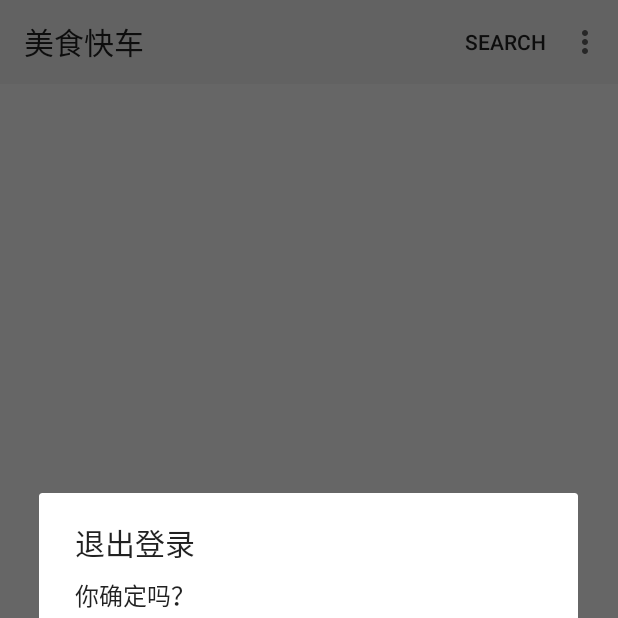
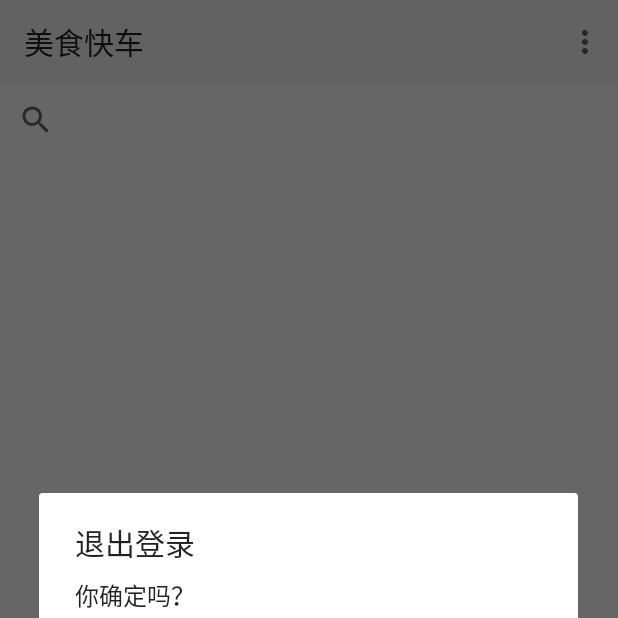
Before and after one commit to yuanqingfei/meishiAndroid, an Android app: the screen it shows after launch (MeishiActivity), in the options menu, after a tap on "登出", on a phone screen of 412 x 824 dp, the top half of it. Run offline under Robolectric (Android 15) with nearby library versions, the phone set to English and light mode, and no system bars; libraries missing offline, so code that uses them is left out: com.baidu.location, com.baidu.mapapi; 19 statements that could not run were skipped.

Commit message:
add search view and meishi-model dependency

```diff
--- a/app/src/main/java/com/meishi/MeishiActivity.java
+++ b/app/src/main/java/com/meishi/MeishiActivity.java
@@ -1,8 +1,6 @@
 package com.meishi;
 
-import android.app.SearchManager;
 import android.content.ComponentName;
-import android.content.Context;
 import android.content.Intent;
 import android.os.Bundle;
 import android.support.design.widget.TabLayout;
@@ -43,17 +41,16 @@ public class MeishiActivity extends AppCompatActivity implements LogoutFragment.
         Toolbar toolbar = (Toolbar) findViewById(R.id.toolbar);
         setSupportActionBar(toolbar);
 
+        // Add search view
+//        SearchManager searchManager = (SearchManager) getSystemService(Context.SEARCH_SERVICE);
+//        SearchView searchView = (SearchView) menu.findItem(R.id.search).getActionView();
+//        searchView.setSearchableInfo(searchManager.getSearchableInfo(getComponentName()));
+
     }
 
     @Override
     public boolean onCreateOptionsMenu(Menu menu) {
         getMenuInflater().inflate(R.menu.menu_main, menu);
-
-        // Add search view
-        SearchManager searchManager = (SearchManager) getSystemService(Context.SEARCH_SERVICE);
-//        SearchView searchView = (SearchView) menu.findItem(R.id.search).getActionView();
-//        searchView.setSearchableInfo(searchManager.getSearchableInfo(getComponentName()));
-
         return true;
     }
 
@@ -70,9 +67,6 @@ public class MeishiActivity extends AppCompatActivity implements LogoutFragment.
                 return true;
             case R.id.logout:
                 logout();
-                return true;
-            case R.id.search:
-                onSearchRequested();
                 return true;
             default:
                 return super.onOptionsItemSelected(item);
--- a/app/src/main/java/com/meishi/core/MapFragment.java
+++ b/app/src/main/java/com/meishi/core/MapFragment.java
@@ -2,6 +2,7 @@ package com.meishi.core;
 
 import android.os.Bundle;
 import android.support.v4.app.Fragment;
+import android.support.v7.widget.SearchView;
 import android.view.LayoutInflater;
 import android.view.View;
 import android.view.ViewGroup;
@@ -20,6 +21,7 @@ import com.baidu.mapapi.map.MapStatusUpdateFactory;
 import com.baidu.mapapi.map.MapView;
 import com.baidu.mapapi.map.MyLocationData;
 import com.baidu.mapapi.model.LatLng;
+import com.meishi.mymeishi.R;
 
 /**
  * Created by Aaron on 2015/6/7.
@@ -45,27 +47,31 @@ public class MapFragment extends Fragment {
     @Override
     public View onCreateView(LayoutInflater inflater, ViewGroup container,
                              Bundle savedInstanceState) {
+        View view = inflater.inflate(R.layout.search_and_map, container, false);
+        SearchView search = new SearchView(getActivity());
+        search.setQueryHint(getString(R.string.meishi_search_hint));
+        search.setIconified(true);
 
-        setupMapView(container);
-        mBaiduMap = mMapView.getMap();
-        mBaiduMap.setOnMapStatusChangeListener(new MyOnMapStatusChangeListener());
-        setupLocaion();
+        RelativeLayout searchLayout = (RelativeLayout)view.findViewById(R.id.search);
+        searchLayout.addView(search);
 
-        return mMapView;
-    }
 
-    private void setupMapView(ViewGroup container) {
         MapStatus ms = new MapStatus.Builder()
 //                .overlook(0).zoom(5)
                 .build();
         BaiduMapOptions options = new
                 BaiduMapOptions().mapStatus(ms).compassEnabled(true).zoomControlsEnabled(false);
+        mMapView = new MapView(getActivity(), options);
+        RelativeLayout mapLayout = (RelativeLayout)view.findViewById(R.id.map);
+        mapLayout.addView(mMapView);
 
-        mMapView = new MapView(getActivity(), options);
-        RelativeLayout.LayoutParams params_map = new RelativeLayout.LayoutParams(RelativeLayout.LayoutParams.MATCH_PARENT,
-                RelativeLayout.LayoutParams.MATCH_PARENT);
-        container.addView(mMapView, params_map);
+        mBaiduMap = mMapView.getMap();
+        mBaiduMap.setOnMapStatusChangeListener(new MyOnMapStatusChangeListener());
+        setupLocaion();
+
+        return view;
     }
+
 
     private void setupLocaion() {
         mBaiduMap.setMyLocationEnabled(true);
--- a/app/src/main/java/com/meishi/search/SearchResultsActivity.java
+++ b/app/src/main/java/com/meishi/search/SearchResultsActivity.java
@@ -4,6 +4,7 @@ import android.app.Activity;
 import android.app.SearchManager;
 import android.content.Intent;
 import android.os.Bundle;
+import android.widget.Toast;
 
 /**
  * Created by Aaron on 2015/6/8.
@@ -34,7 +35,10 @@ public class SearchResultsActivity extends Activity {
     }
 
     private void showResults(String query) {
-        // Query your data set and show results
+
+        Toast.makeText(this, query, Toast.LENGTH_SHORT).show();
+
+        // TODO: Query your data set and show results
         // ...
     }
 }
--- /dev/null
+++ b/app/src/main/res/layout/search_and_map.xml
@@ -0,0 +1,19 @@
+<?xml version="1.0" encoding="utf-8"?>
+<LinearLayout xmlns:android="http://schemas.android.com/apk/res/android"
+    xmlns:tools="http://schemas.android.com/tools"
+    android:id="@+id/search_and_map"
+    android:layout_width="match_parent"
+    android:layout_height="match_parent"
+    android:orientation="vertical">
+
+    <RelativeLayout
+        android:id="@+id/search"
+        android:layout_width="match_parent"
+        android:layout_height="wrap_content"/>
+
+    <RelativeLayout
+        android:id="@+id/map"
+        android:layout_width="match_parent"
+        android:layout_height="match_parent"/>
+
+</LinearLayout>
--- a/app/src/main/res/menu/menu_main.xml
+++ b/app/src/main/res/menu/menu_main.xml
@@ -13,14 +13,4 @@
         android:id="@+id/logout"
         android:title="登出"
         app:showAsAction="never"></item>
-
-    <item android:id="@+id/search"
-        android:title="Search"
-
-        android:orderInCategory="100"
-        app:showAsAction="always"
-        android:actionViewClass="android.support.v7.widget.SearchView" />
 </menu>
-
-    <!--android:icon="@drawable/ic_search"
-    android:visible="true"-->
--- a/app/src/main/res/values/strings.xml
+++ b/app/src/main/res/values/strings.xml
@@ -4,4 +4,6 @@
     <string name="order_tab_name">我的订单</string>
 
     <string name="title_activity_search_results">搜索结果</string>
+    <string name="meishi_search_hint">美食名字</string>
+
 </resources>
```
Also changed, not shown: app/build.gradle (+19 -1 lines), 3 other files.
